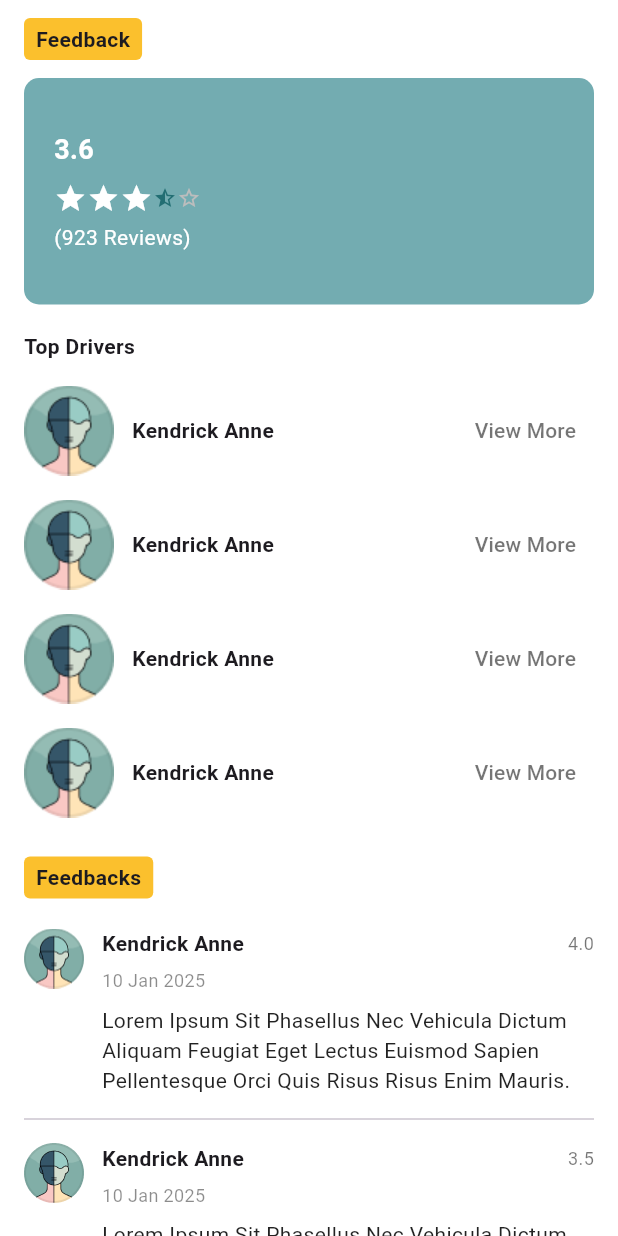
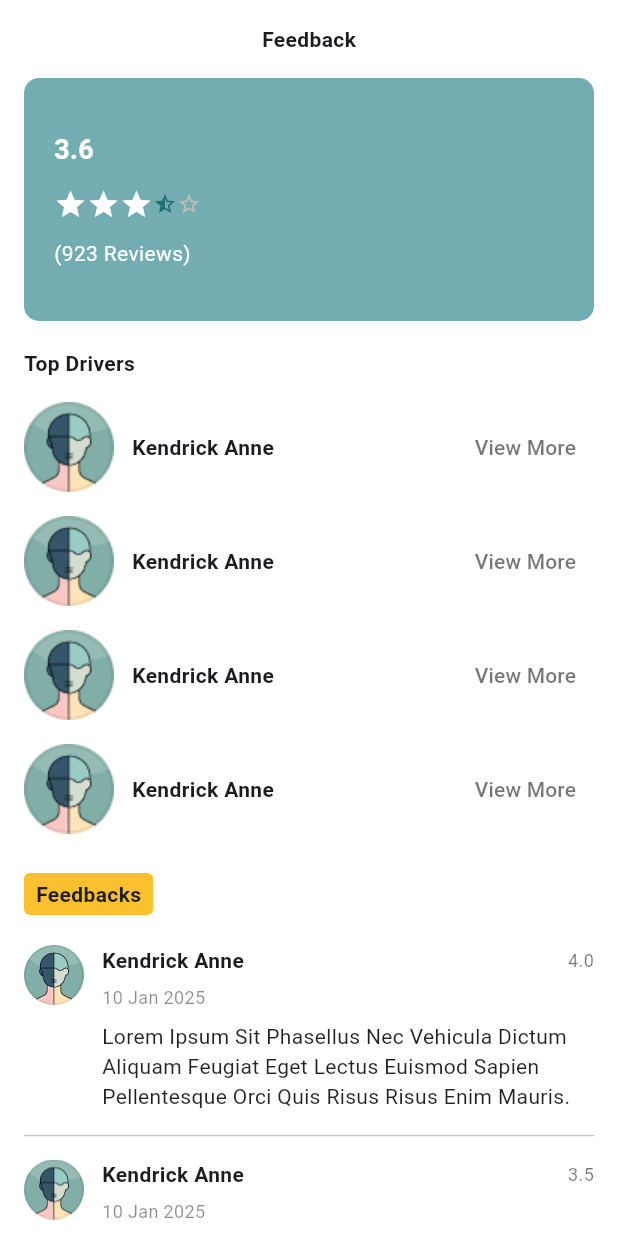
Before and after one commit to LivingstonTardzenyuy/taxi_app, a Flutter app: the FeedbackScreen screen opened directly, on a phone screen of 412 x 824 dp. Run offline on Flutter 3.47's test engine with Material 3 defaults, Android fonts, the phone set to English and light mode, and no system bars; our stand-ins replace file_picker, fl_chart, get, google_fonts; missing offline and left inert: dart:ffi.

Commit message:
fixing issues

```diff
--- a/lib/agencyAdmin/booking/views/booking.dart
+++ b/lib/agencyAdmin/booking/views/booking.dart
@@ -117,6 +117,11 @@ class AdminBookingsScreen extends StatelessWidget {
                     padding:
                     const EdgeInsets.symmetric(horizontal: 10, vertical: 16),
                     color: isEven ? Colors.grey.shade200 : Colors.white,
+                    child: InkWell(
+                      onTap: (){
+                        Get.to(AssignDriverScreen());
+
+                      },
                       child: Row(
                         children: [
                           _tableCell((index + 1).toString()),
@@ -125,6 +130,7 @@ class AdminBookingsScreen extends StatelessWidget {
                           _tableCell("Yaounde"),
                           _tableCell("Maroua"),
                         ],
+                      ),
                     ),
                   );
                 }),
--- a/lib/agencyAdmin/feedback/views/feedback.dart
+++ b/lib/agencyAdmin/feedback/views/feedback.dart
@@ -92,10 +92,18 @@ class FeedbackScreen extends StatelessWidget {
 						crossAxisAlignment: CrossAxisAlignment.start,
 						children: [
 							// small highlighted label
-							Container(
-								padding: const EdgeInsets.symmetric(horizontal: 8, vertical: 4),
-								decoration: BoxDecoration(color: Colors.yellow.shade700, borderRadius: BorderRadius.circular(4)),
-								child: const Text('Feedback', style: TextStyle(fontWeight: FontWeight.w700)),
+							Center(
+							  child: Container(
+							  	padding: const EdgeInsets.symmetric(horizontal: 8, vertical: 4),
+							  	// decoration: BoxDecoration(color: Colors.yellow.shade700, borderRadius: BorderRadius.circular(4)),
+							  	child: Expanded(
+							  			child: const Text('Feedback',
+							  					style: TextStyle(
+							  							fontWeight: FontWeight.w700
+							  					)
+							  			)
+							  	),
+							  ),
 							),
 							const SizedBox(height: 12),
 
@@ -111,9 +119,9 @@ class FeedbackScreen extends StatelessWidget {
 									crossAxisAlignment: CrossAxisAlignment.start,
 									children: [
 										const Text('3.6', style: TextStyle(fontSize: 18, fontWeight: FontWeight.w700, color: Colors.white)),
-										const SizedBox(height: 8),
+										const SizedBox(height: 12),
 										_stars(3.6),
-										const SizedBox(height: 5),
+										const SizedBox(height: 12),
 										const Text('(923 Reviews)',
 												style: TextStyle(
 														color: Colors.white
--- a/lib/driver_app/payment/views/payment_methods.dart
+++ b/lib/driver_app/payment/views/payment_methods.dart
@@ -75,7 +75,7 @@ class PaymentMethodsScreen extends StatelessWidget {
                   ),
                   height: 65,
                   child: Card(
-                    color: Colors.white,
+                    color: Color(0xFF0000004D),
                     child: InkWell(
                       onTap: () {
                         Get.to(AddCardDriverScreen());
```
Lines whose indentation alone changed are shown as unchanged.
